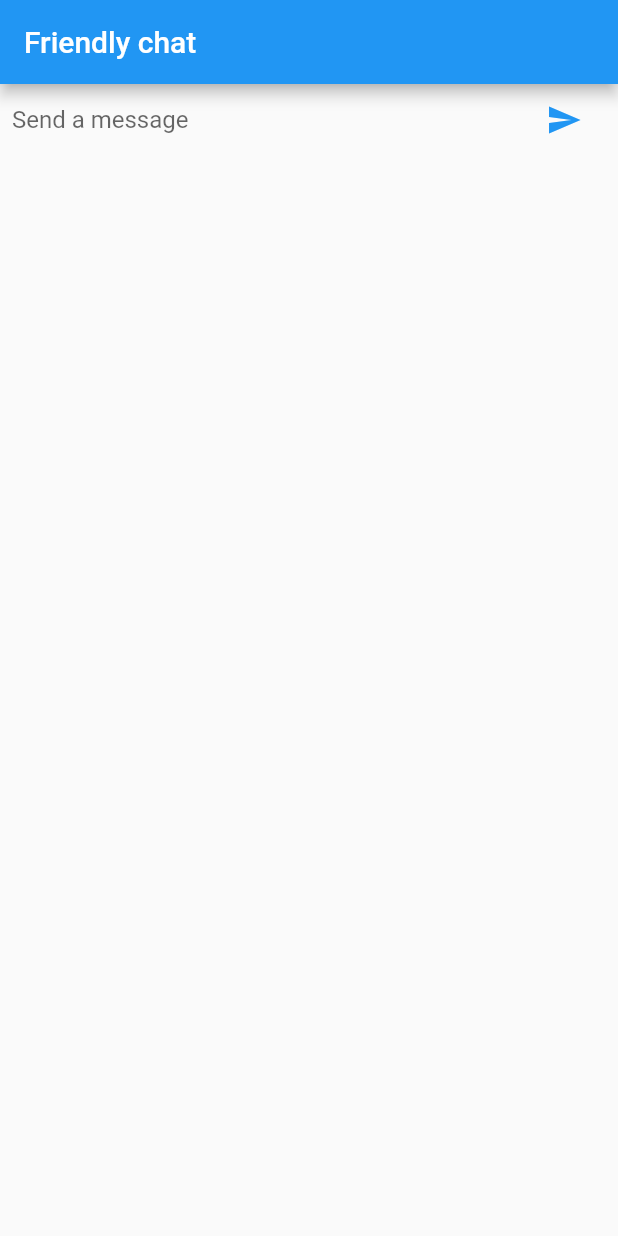
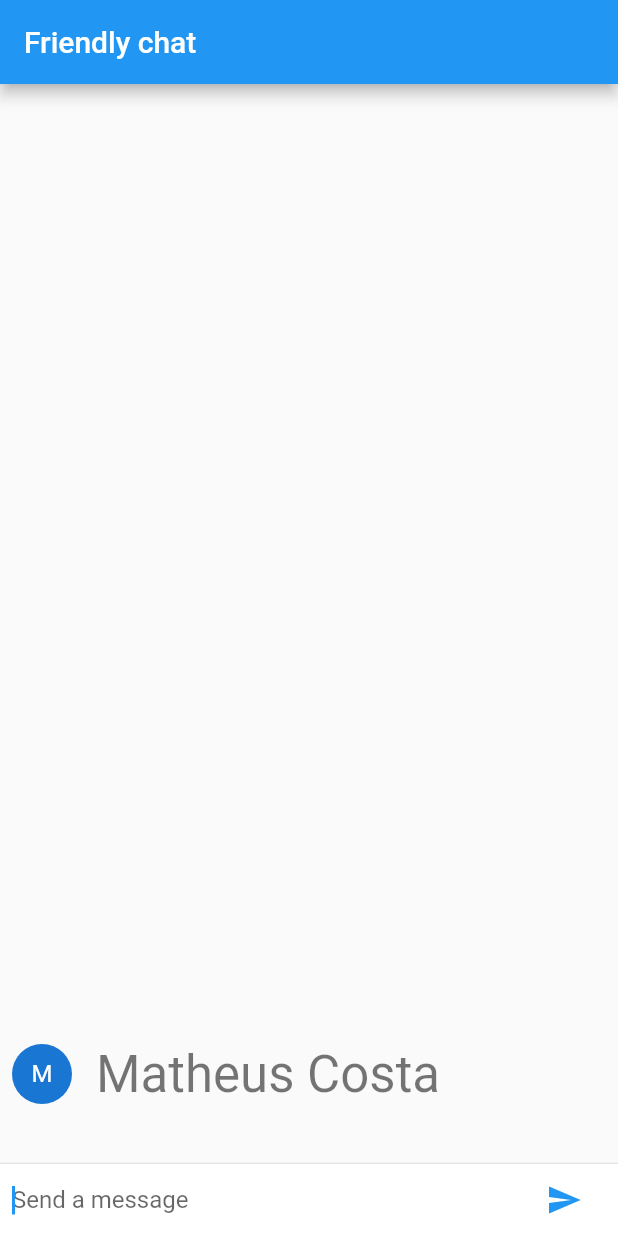
Before and after one commit to Matheus-IT/friendly_chat, a Flutter app: the screen it shows after launch, after a tap on the "send" icon, on a phone screen of 412 x 824 dp. Run offline on Flutter 3.47's test engine with Material 2 defaults, Android fonts, the phone set to English and light mode, and no system bars.

Commit message:
Able to text messages and seed staticaly the author, avatar, and name

```diff
--- a/lib/main.dart
+++ b/lib/main.dart
@@ -25,6 +25,8 @@ class ChatScreen extends StatefulWidget {
 
 class _ChatScreenState extends State<ChatScreen> {
   final _textController = TextEditingController();
+  final List<ChatMessage> _messages = [];
+  final FocusNode _focusNode = FocusNode();
 
   @override
   Widget build(BuildContext context) {
@@ -32,7 +34,23 @@ class _ChatScreenState extends State<ChatScreen> {
       appBar: AppBar(
         title: const Text('Friendly chat'),
       ),
-      body: _buildTextComposer(),
+      body: Column(
+        children: [
+          Flexible(
+            child: ListView.builder(
+              padding: const EdgeInsets.all(8.0),
+              reverse: true,
+              itemBuilder: (_, index) => _messages[index],
+              itemCount: _messages.length,
+            ),
+          ),
+          const Divider(height: 1.0),
+          Container(
+            decoration: BoxDecoration(color: Theme.of(context).cardColor),
+            child: _buildTextComposer(),
+          ),
+        ],
+      ),
     );
   }
 
@@ -49,6 +67,7 @@ class _ChatScreenState extends State<ChatScreen> {
                 onSubmitted: _handleSubmitted,
                 decoration:
                     const InputDecoration.collapsed(hintText: 'Send a message'),
+                focusNode: _focusNode,
               ),
             ),
             Container(
@@ -65,6 +84,45 @@ class _ChatScreenState extends State<ChatScreen> {
   }
 
   void _handleSubmitted(String text) {
+    var message = ChatMessage(text: text);
+
+    setState(() {
+      _messages.insert(0, message);
+    });
+
     _textController.clear();
+    _focusNode.requestFocus();
   }
 }
+
+class ChatMessage extends StatelessWidget {
+  const ChatMessage({required this.text, Key? key}) : super(key: key);
+  final String text;
+  final String _name = 'Matheus Costa';
+
+  @override
+  Widget build(BuildContext context) {
+    return Container(
+      margin: const EdgeInsets.symmetric(vertical: 10.0),
+      child: Row(
+        crossAxisAlignment: CrossAxisAlignment.start,
+        children: [
+          Container(
+            margin: const EdgeInsets.only(right: 16.0),
+            child: CircleAvatar(child: Text(_name[0])),
+          ),
+          Column(
+            crossAxisAlignment: CrossAxisAlignment.start,
+            children: [
+              Text(_name, style: Theme.of(context).textTheme.headline4),
+              Container(
+                margin: const EdgeInsets.only(top: 5.0),
+                child: Text(text),
+              )
+            ],
+          )
+        ],
+      ),
+    );
+  }
+}
```
